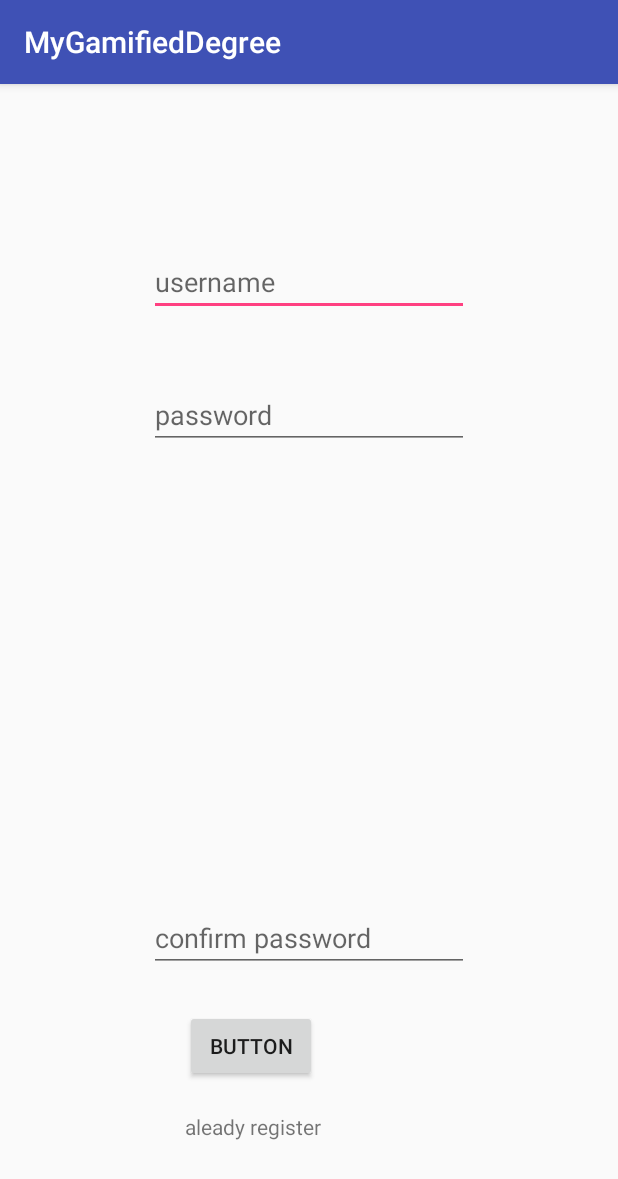
After one commit to j-wsy/MyGamifiedDegree, an Android app: the RegisterActivity screen opened directly, with no data from a screen before it, on a phone screen of 412 x 824 dp. The commit adds this screen. Shown: the top 1179 px of the screen. Run offline under Robolectric (Android 15) with nearby library versions, the phone set to English and light mode, and no system bars.

Commit message:
garry's commit 1

```diff
--- a/app/src/main/AndroidManifest.xml
+++ b/app/src/main/AndroidManifest.xml
@@ -9,6 +9,8 @@
         android:roundIcon="@mipmap/ic_launcher_round"
         android:supportsRtl="true"
         android:theme="@style/AppTheme">
+        <activity android:name=".HomeActivity"></activity>
+        <activity android:name=".RegisterActivity" />
         <activity android:name=".MainActivity">
             <intent-filter>
                 <action android:name="android.intent.action.MAIN" />
--- /dev/null
+++ b/app/src/main/java/com/example/juzza/mygamifieddegree/RegisterActivity.java
@@ -0,0 +1,68 @@
+package com.example.juzza.mygamifieddegree;
+
+import android.content.Intent;
+import android.support.v7.app.AppCompatActivity;
+import android.os.Bundle;
+import android.view.View;
+import android.widget.Button;
+import android.widget.EditText;
+import android.widget.TextView;
+import android.widget.Toast;
+
+public class RegisterActivity extends AppCompatActivity {
+
+    EditText mTextUsername;
+    EditText mTextPassword;
+    EditText mTextCfPassword;
+    Button mButtonRegister;
+    TextView mTextViewRegister;
+    DatabaseHelper db;
+
+
+
+    @Override
+    protected void onCreate(Bundle savedInstanceState) {
+        super.onCreate(savedInstanceState);
+        setContentView(R.layout.activity_register);
+
+        db=new DatabaseHelper(this);
+        mTextUsername=findViewById(R.id.editText3);
+        mTextPassword=findViewById(R.id.editText4);
+        mTextCfPassword=findViewById(R.id.editText5);
+        mButtonRegister=findViewById(R.id.button2);
+        mTextViewRegister=findViewById(R.id.textView);
+        mTextViewRegister.setOnClickListener(new View.OnClickListener() {
+            @Override
+            public void onClick(View view) {
+                Intent LoginIntent= new Intent(RegisterActivity.this,MainActivity.class);
+                startActivity(LoginIntent);
+
+            }
+        });
+
+        mButtonRegister.setOnClickListener(new View.OnClickListener() {
+            @Override
+            public void onClick(View view) {
+                String user=mTextUsername.getText().toString().trim();
+                String psw=mTextPassword.getText().toString().trim();
+                String cfpsw=mTextCfPassword.getText().toString().trim();
+
+                if(psw.equals(cfpsw)){
+                    long val=db.addUser(user,psw);
+                    if (val>0) {
+                        Toast.makeText(RegisterActivity.this, "You have registered", Toast.LENGTH_SHORT).show();
+                        Intent movetologin = new Intent(RegisterActivity.this, MainActivity.class);
+                        startActivity(movetologin);
+                    }else{
+                        Toast.makeText(RegisterActivity.this, "registered error", Toast.LENGTH_SHORT).show();
+
+
+                    }
+                }else{
+                    Toast.makeText(RegisterActivity.this,"password not match",Toast.LENGTH_SHORT).show();
+                }
+            }
+        });
+
+    }
+}
--- /dev/null
+++ b/app/src/main/res/layout/activity_register.xml
@@ -0,0 +1,63 @@
+<?xml version="1.0" encoding="utf-8"?>
+<android.support.constraint.ConstraintLayout xmlns:android="http://schemas.android.com/apk/res/android"
+    xmlns:app="http://schemas.android.com/apk/res-auto"
+    xmlns:tools="http://schemas.android.com/tools"
+    android:layout_width="match_parent"
+    android:layout_height="match_parent"
+    tools:context=".RegisterActivity">
+
+
+    <EditText
+        android:id="@+id/editText3"
+        android:layout_width="wrap_content"
+        android:layout_height="wrap_content"
+        android:layout_marginTop="109dp"
+        android:ems="10"
+        android:inputType="textPersonName"
+        android:hint="username"
+        app:layout_constraintEnd_toEndOf="parent"
+        app:layout_constraintStart_toStartOf="parent"
+        app:layout_constraintTop_toTopOf="parent" />
+
+    <EditText
+        android:id="@+id/editText4"
+        android:layout_width="wrap_content"
+        android:layout_height="wrap_content"
+        android:layout_marginTop="43dp"
+        android:ems="10"
+        android:inputType="textPersonName"
+        android:hint="password"
+        app:layout_constraintStart_toStartOf="@+id/editText3"
+        app:layout_constraintTop_toBottomOf="@+id/editText3" />
+
+    <EditText
+        android:id="@+id/editText5"
+        android:layout_width="wrap_content"
+        android:layout_height="wrap_content"
+        android:layout_marginBottom="25dp"
+        android:ems="10"
+        android:inputType="textPersonName"
+        android:hint="confirm password"
+        app:layout_constraintBottom_toTopOf="@+id/button2"
+        app:layout_constraintStart_toStartOf="@+id/editText4" />
+
+    <Button
+        android:id="@+id/button2"
+        android:layout_width="wrap_content"
+        android:layout_height="wrap_content"
+        android:layout_marginBottom="20dp"
+        android:text="Button"
+        app:layout_constraintBottom_toTopOf="@+id/textView"
+        app:layout_constraintStart_toStartOf="@+id/textView" />
+
+    <TextView
+        android:id="@+id/textView"
+        android:layout_width="wrap_content"
+        android:layout_height="wrap_content"
+        android:layout_marginBottom="63dp"
+        android:layout_marginStart="123dp"
+        android:text="aleady register"
+        app:layout_constraintBottom_toBottomOf="parent"
+        app:layout_constraintStart_toStartOf="parent" />
+
+</android.support.constraint.ConstraintLayout>
```
Also changed, not shown: app/src/main/java/com/example/juzza/mygamifieddegree/DatabaseHelper.java (added, +60 -0 lines), app/src/main/java/com/example/juzza/mygamifieddegree/HomeActivity.java (added, +13 -0 lines), app/src/main/res/layout/activity_home.xml (added, +9 -0 lines), app/src/main/res/layout/activity_main.xml (+43 -5 lines).
